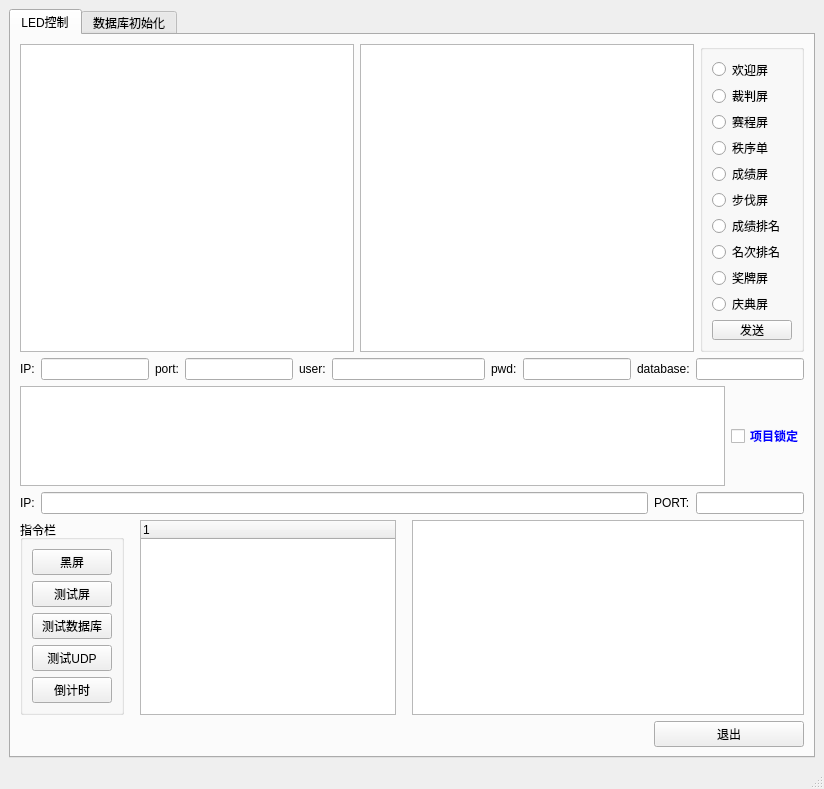
This is module/frm_LED.ui in jack-liaojie/LED_DEMO as Qt 5 draws it before an edit. The edited form follows.
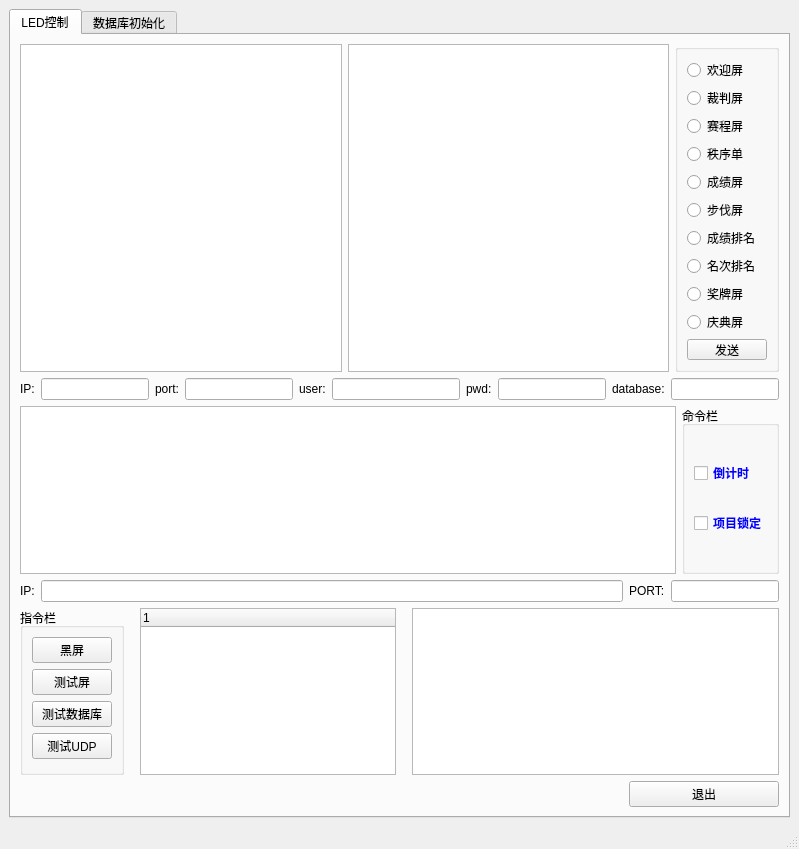
This is the edited form.

```diff
--- a/module/frm_LED.ui
+++ b/module/frm_LED.ui
@@ -6,8 +6,8 @@
    <rect>
     <x>0</x>
     <y>0</y>
-    <width>824</width>
-    <height>789</height>
+    <width>799</width>
+    <height>849</height>
    </rect>
   </property>
   <property name="windowTitle">
@@ -24,7 +24,7 @@
        <attribute name="title">
         <string>LED控制</string>
        </attribute>
-       <layout class="QVBoxLayout" name="verticalLayout_3">
+       <layout class="QVBoxLayout" name="verticalLayout_5">
         <item>
          <layout class="QHBoxLayout" name="horizontalLayout_2">
           <item>
@@ -64,7 +64,7 @@
           <item>
            <widget class="QGroupBox" name="groupBox">
             <property name="sizePolicy">
-             <sizepolicy hsizetype="Preferred" vsizetype="Preferred">
+             <sizepolicy hsizetype="Preferred" vsizetype="Expanding">
               <horstretch>0</horstretch>
               <verstretch>0</verstretch>
              </sizepolicy>
@@ -72,7 +72,7 @@
             <property name="minimumSize">
              <size>
               <width>100</width>
-              <height>250</height>
+              <height>270</height>
              </size>
             </property>
             <property name="title">
@@ -284,6 +284,66 @@
            </widget>
           </item>
           <item>
+           <widget class="QGroupBox" name="">
+            <property name="title">
+             <string>命令栏</string>
+            </property>
+            <layout class="QVBoxLayout" name="verticalLayout_3">
+             <property name="spacing">
+              <number>0</number>
+             </property>
+             <item>
+              <widget class="QCheckBox" name="ckb_timer">
+               <property name="palette">
+                <palette>
+                 <active>
+                  <colorrole role="WindowText">
+                   <brush brushstyle="SolidPattern">
+                    <color alpha="255">
+                     <red>0</red>
+                     <green>0</green>
+                     <blue>255</blue>
+                    </color>
+                   </brush>
+                  </colorrole>
+                 </active>
+                 <inactive>
+                  <colorrole role="WindowText">
+                   <brush brushstyle="SolidPattern">
+                    <color alpha="255">
+                     <red>0</red>
+                     <green>0</green>
+                     <blue>255</blue>
+                    </color>
+                   </brush>
+                  </colorrole>
+                 </inactive>
+                 <disabled>
+                  <colorrole role="WindowText">
+                   <brush brushstyle="SolidPattern">
+                    <color alpha="255">
+                     <red>120</red>
+                     <green>120</green>
+                     <blue>120</blue>
+                    </color>
+                   </brush>
+                  </colorrole>
+                 </disabled>
+                </palette>
+               </property>
+               <property name="font">
+                <font>
+                 <family>微软雅黑</family>
+                 <weight>75</weight>
+                 <bold>true</bold>
+                </font>
+               </property>
+               <property name="text">
+                <string>倒计时</string>
+               </property>
+              </widget>
+             </item>
+             <item>
            <widget class="QCheckBox" name="ckb_matchselected">
             <property name="palette">
              <palette>
@@ -335,6 +395,9 @@
            </widget>
           </item>
          </layout>
+           </widget>
+          </item>
+         </layout>
         </item>
         <item>
          <layout class="QHBoxLayout" name="horizontalLayout_7">
@@ -422,13 +485,6 @@
                </property>
               </widget>
              </item>
-             <item>
-              <widget class="QPushButton" name="btn_timer">
-               <property name="text">
-                <string>倒计时</string>
-               </property>
-              </widget>
-             </item>
             </layout>
            </widget>
           </item>
```
Left out of the diff: 2 changed lines with no effect on the pictures. Lines whose indentation alone changed are shown as unchanged.
